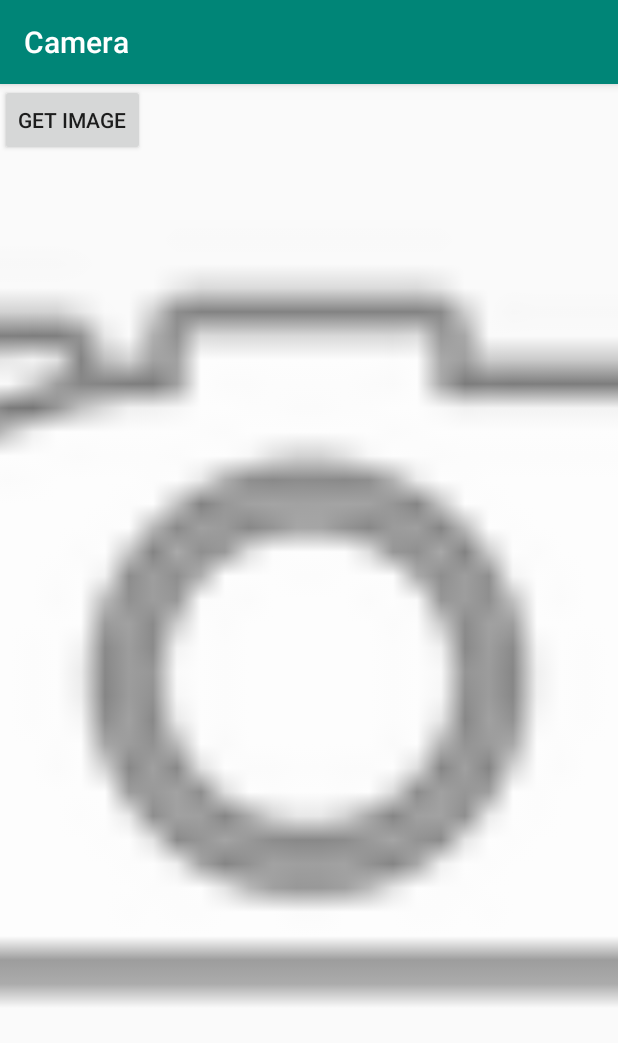
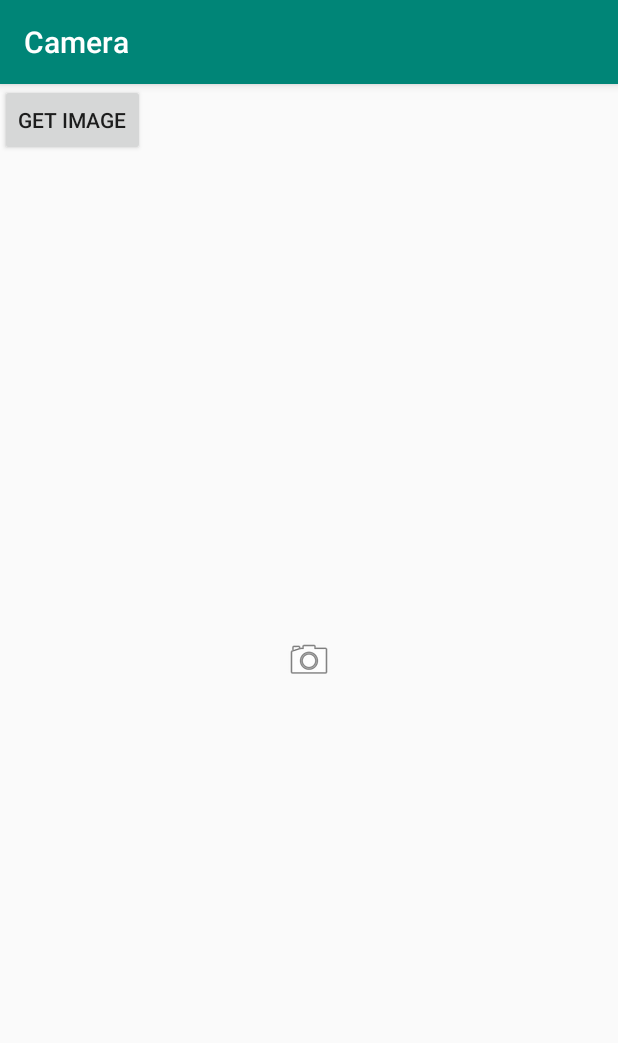
Before and after one commit to yanoatusi/Camera, an Android app: the screen it shows after launch (MainActivity), on a phone screen of 412 x 824 dp. Shown: the top 1043 px of the screen. Run offline under Robolectric (Android 15) with nearby library versions, the phone set to English and light mode, and no system bars.

Commit message:
カメラ7

```diff
--- a/app/src/main/res/layout/activity_main.xml
+++ b/app/src/main/res/layout/activity_main.xml
@@ -12,7 +12,7 @@
         android:layout_height="match_parent"
         android:layout_gravity="center"
         android:onClick="onCameraImageClick"
-        android:scaleType="centerCrop"
+        android:scaleType="center"
         app:srcCompat="@android:drawable/ic_menu_camera"/>
     <Button
         android:id="@+id/button2"
```
Also changed, not shown: app/src/main/java/com/websarva/wings/android/camera/MainActivity.java (+5 -7 lines).
